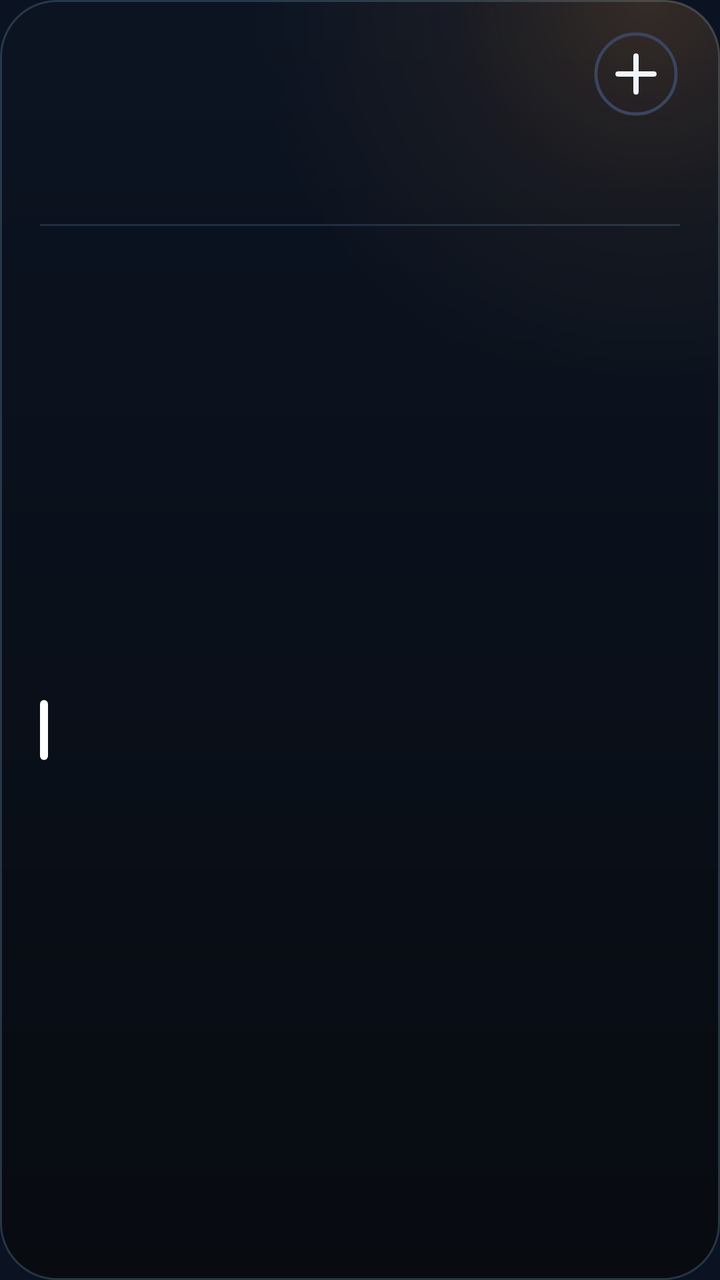
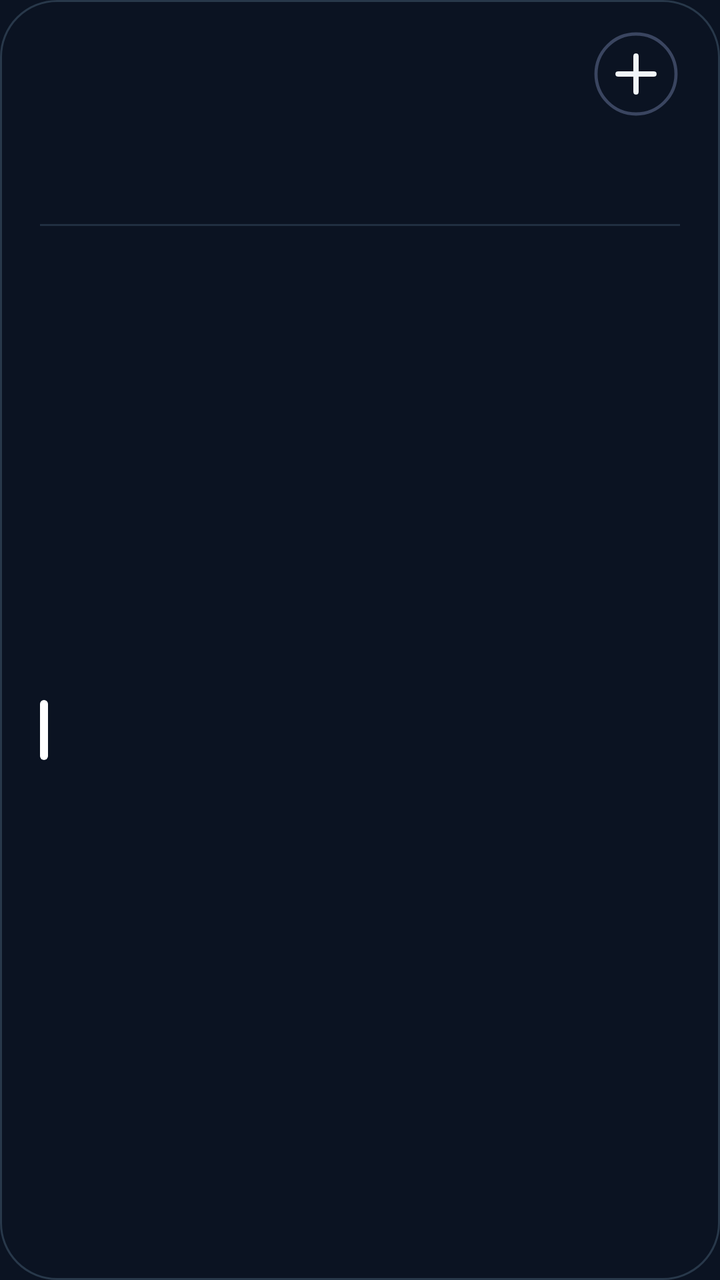

Compare the two renders of this Android layout. The source of the first and the diff that turns it into the second are given below.
<!-- AndroidManifest.xml: application theme AppTheme -->
<!-- res/layout/cal_k1.xml -->
<?xml version="1.0" encoding="utf-8"?>
<FrameLayout xmlns:android="http://schemas.android.com/apk/res/android"
    android:id="@+id/root"
    android:layout_width="match_parent"
    android:layout_height="match_parent"
    android:padding="0dp">

    <LinearLayout
        android:id="@+id/panel"
        android:layout_width="match_parent"
        android:layout_height="match_parent"
        android:background="@drawable/cal_panel"
        android:orientation="vertical"
        android:paddingStart="20dp"
        android:paddingTop="13dp"
        android:paddingEnd="20dp"
        android:paddingBottom="14dp">

        
        <LinearLayout
            android:layout_width="match_parent"
            android:layout_height="48dp"
            android:gravity="center_vertical"
            android:orientation="horizontal">
        <ImageView
            android:id="@+id/cal_day"
            android:layout_width="wrap_content"
            android:layout_height="47dp"
            android:adjustViewBounds="true"
            android:scaleType="fitStart" />

            <LinearLayout
                android:layout_width="0dp"
                android:layout_height="wrap_content"
                android:layout_marginStart="12dp"
                android:layout_weight="1"
                android:orientation="vertical">
                <ImageView
                    android:id="@+id/cal_month"
                    android:layout_width="match_parent"
                    android:layout_height="23dp"
                    android:adjustViewBounds="true"
                    android:scaleType="fitStart" />
                <ImageView
                    android:id="@+id/cal_sub"
                    android:layout_width="match_parent"
                    android:layout_height="16dp"
                    android:adjustViewBounds="true"
                    android:layout_marginTop="2dp"
                    android:scaleType="fitStart" />
            </LinearLayout>

            <ImageView
                android:id="@+id/btn_add"
                android:layout_width="44dp"
                android:layout_height="44dp"
                android:contentDescription="New event"
                android:src="@drawable/ic_cal_add" />
        </LinearLayout>

        
        <LinearLayout
            android:layout_width="match_parent"
            android:layout_height="44dp"
            android:layout_marginTop="2dp"
            android:orientation="horizontal">
            <LinearLayout
                android:layout_width="0dp"
                android:layout_height="match_parent"
                android:layout_weight="1"
                android:gravity="center_horizontal"
                android:orientation="vertical">
                <ImageView
                    android:id="@+id/wk_label_0"
                    android:layout_width="wrap_content"
                    android:layout_height="14dp"
                    android:adjustViewBounds="true"
                    android:scaleType="fitCenter" />
                <ImageView
                    android:id="@+id/wk_num_0"
                    android:layout_width="26dp"
                    android:layout_height="26dp"
                    android:adjustViewBounds="true"
                    android:layout_marginTop="3dp"
                    android:scaleType="fitCenter" />
            </LinearLayout>
            <LinearLayout
                android:layout_width="0dp"
                android:layout_height="match_parent"
                android:layout_weight="1"
                android:gravity="center_horizontal"
                android:orientation="vertical">
                <ImageView
                    android:id="@+id/wk_label_1"
                    android:layout_width="wrap_content"
                    android:layout_height="14dp"
                    android:adjustViewBounds="true"
                    android:scaleType="fitCenter" />
                <ImageView
                    android:id="@+id/wk_num_1"
                    android:layout_width="26dp"
                    android:layout_height="26dp"
                    android:adjustViewBounds="true"
                    android:layout_marginTop="3dp"
                    android:scaleType="fitCenter" />
            </LinearLayout>
            <LinearLayout
                android:layout_width="0dp"
                android:layout_height="match_parent"
                android:layout_weight="1"
                android:gravity="center_horizontal"
                android:orientation="vertical">
                <ImageView
                    android:id="@+id/wk_label_2"
                    android:layout_width="wrap_content"
                    android:layout_height="14dp"
                    android:adjustViewBounds="true"
                    android:scaleType="fitCenter" />
                <ImageView
                    android:id="@+id/wk_num_2"
                    android:layout_width="26dp"
                    android:layout_height="26dp"
                    android:adjustViewBounds="true"
                    android:layout_marginTop="3dp"
                    android:scaleType="fitCenter" />
            </LinearLayout>
            <LinearLayout
                android:layout_width="0dp"
                android:layout_height="match_parent"
                android:layout_weight="1"
                android:gravity="center_horizontal"
                android:orientation="vertical">
                <ImageView
                    android:id="@+id/wk_label_3"
                    android:layout_width="wrap_content"
                    android:layout_height="14dp"
                    android:adjustViewBounds="true"
                    android:scaleType="fitCenter" />
                <ImageView
                    android:id="@+id/wk_num_3"
                    android:layout_width="26dp"
                    android:layout_height="26dp"
                    android:adjustViewBounds="true"
                    android:layout_marginTop="3dp"
                    android:scaleType="fitCenter" />
            </LinearLayout>
            <LinearLayout
                android:layout_width="0dp"
                android:layout_height="match_parent"
                android:layout_weight="1"
                android:gravity="center_horizontal"
                android:orientation="vertical">
                <ImageView
                    android:id="@+id/wk_label_4"
                    android:layout_width="wrap_content"
                    android:layout_height="14dp"
                    android:adjustViewBounds="true"
                    android:scaleType="fitCenter" />
                <ImageView
                    android:id="@+id/wk_num_4"
                    android:layout_width="26dp"
                    android:layout_height="26dp"
                    android:adjustViewBounds="true"
                    android:layout_marginTop="3dp"
                    android:scaleType="fitCenter" />
            </LinearLayout>
            <LinearLayout
                android:layout_width="0dp"
                android:layout_height="match_parent"
                android:layout_weight="1"
                android:gravity="center_horizontal"
                android:orientation="vertical">
                <ImageView
                    android:id="@+id/wk_label_5"
                    android:layout_width="wrap_content"
                    android:layout_height="14dp"
                    android:adjustViewBounds="true"
                    android:scaleType="fitCenter" />
                <ImageView
                    android:id="@+id/wk_num_5"
                    android:layout_width="26dp"
                    android:layout_height="26dp"
                    android:adjustViewBounds="true"
                    android:layout_marginTop="3dp"
                    android:scaleType="fitCenter" />
            </LinearLayout>
            <LinearLayout
                android:layout_width="0dp"
                android:layout_height="match_parent"
                android:layout_weight="1"
                android:gravity="center_horizontal"
                android:orientation="vertical">
                <ImageView
                    android:id="@+id/wk_label_6"
                    android:layout_width="wrap_content"
                    android:layout_height="14dp"
                    android:adjustViewBounds="true"
                    android:scaleType="fitCenter" />
                <ImageView
                    android:id="@+id/wk_num_6"
                    android:layout_width="26dp"
                    android:layout_height="26dp"
                    android:adjustViewBounds="true"
                    android:layout_marginTop="3dp"
                    android:scaleType="fitCenter" />
            </LinearLayout>
        </LinearLayout>

        <ImageView
            android:layout_width="match_parent"
            android:layout_height="1dp"
            android:layout_marginTop="5dp"
            android:layout_marginBottom="5dp"
            android:scaleType="fitXY"
            android:src="@drawable/cal_divider" />

        
        <LinearLayout
            android:layout_width="match_parent"
            android:layout_height="0dp"
            android:layout_weight="1"
            android:orientation="vertical">
        <LinearLayout
            android:id="@+id/cal_row_0"
            android:layout_width="match_parent"
            android:layout_height="0dp"
            android:layout_weight="1"
            android:gravity="center_vertical"
            android:orientation="horizontal">

            <ImageView
                android:id="@+id/cal_bar_0"
                android:layout_width="4dp"
                android:layout_height="30dp"
                android:layout_marginEnd="11dp"
                android:scaleType="fitXY"
                android:src="@drawable/cal_bar" />

            <LinearLayout
                android:layout_width="0dp"
                android:layout_height="wrap_content"
                android:layout_weight="1"
                android:orientation="vertical">

                <LinearLayout
                    android:layout_width="match_parent"
                    android:layout_height="wrap_content"
                    android:orientation="horizontal">
                    <ImageView
                        android:id="@+id/cal_time_0"
                        android:layout_width="wrap_content"
                        android:layout_height="16dp"
                        android:adjustViewBounds="true"
                        android:scaleType="fitStart" />
                    <ImageView
                        android:id="@+id/cal_hint_0"
                        android:layout_width="wrap_content"
                        android:layout_height="16dp"
                        android:adjustViewBounds="true"
                        android:layout_marginStart="9dp"
                        android:scaleType="fitStart" />
                </LinearLayout>
                <ImageView
                    android:id="@+id/cal_title_0"
                    android:layout_width="match_parent"
                    android:layout_height="22dp"
                    android:adjustViewBounds="true"
                    android:layout_marginTop="1dp"
                    android:scaleType="fitStart" />
            </LinearLayout>
        </LinearLayout>
        </LinearLayout>
        <ImageView
            android:id="@+id/cal_more"
            android:layout_width="match_parent"
            android:layout_height="14dp"
            android:adjustViewBounds="true"
            android:scaleType="fitEnd" />
    </LinearLayout>
</FrameLayout>
<!-- resources referenced by this layout -->
<resources>
  <!-- drawable cal_bar (drawable) -->
  <?xml version="1.0" encoding="utf-8"?>
  <shape xmlns:android="http://schemas.android.com/apk/res/android" android:shape="rectangle">
      <solid android:color="#FFFFFFFF" />
      <corners android:radius="2dp" />
  </shape>
  <!-- drawable cal_divider (drawable) -->
  <?xml version="1.0" encoding="utf-8"?>
  <shape xmlns:android="http://schemas.android.com/apk/res/android" android:shape="rectangle">
      <solid android:color="#24AADCFF" />
  </shape>
  <!-- drawable cal_panel (drawable) -->
  <?xml version="1.0" encoding="utf-8"?>
  <layer-list xmlns:android="http://schemas.android.com/apk/res/android">
      <item>
          <shape android:shape="rectangle">
              <gradient android:angle="270" android:startColor="#F00C1322" android:endColor="#F0070A10" />
              <stroke android:width="1dp" android:color="#2EAADCFF" />
              <corners android:radius="@dimen/widget_radius" />
          </shape>
      </item>
      <item>
          <shape android:shape="rectangle">
              <gradient android:type="radial" android:centerX="0.9" android:centerY="0.0" android:gradientRadius="200dp"
                  android:startColor="#2EEB9438" android:centerColor="#0DEB9438" android:endColor="#00EB9438" />
              <corners android:radius="@dimen/widget_radius" />
          </shape>
      </item>
  </layer-list>
  <!-- drawable ic_cal_add (drawable) -->
  <?xml version="1.0" encoding="utf-8"?>
  <vector xmlns:android="http://schemas.android.com/apk/res/android"
      android:width="44dp"
      android:height="44dp"
      android:viewportWidth="44"
      android:viewportHeight="44">
      <path
          android:pathData="M22,22m-20,0a20,20 0,1 1,40 0a20,20 0,1 1,-40 0"
          android:strokeColor="#FF3A4560"
          android:strokeWidth="1.6" />
      <path
          android:pathData="M13,22L31,22M22,13L22,31"
          android:strokeColor="#FFF1F5F9"
          android:strokeLineCap="round"
          android:strokeWidth="2.6" />
  </vector>
  <style name="AppTheme" parent="@android:style/Theme.DeviceDefault.NoActionBar">
          <item name="android:colorAccent">#DF8B35</item>
          <item name="android:colorControlActivated">#DF8B35</item>
          <item name="android:windowBackground">#0B1322</item>
          <item name="android:statusBarColor">#0E111A</item>
          <item name="android:navigationBarColor">#0B1322</item>
          <item name="android:textColorHint">#718096</item>
      </style>
  <dimen name="widget_radius">28dp</dimen>
</resources>

<!-- the commit's change to res/layout/cal_k1.xml (unified diff, before → after) -->
@@ -1,10 +1,17 @@
 <?xml version="1.0" encoding="utf-8"?>
-<FrameLayout xmlns:android="http://schemas.android.com/apk/res/android"
+<FrameLayout
+    xmlns:android="http://schemas.android.com/apk/res/android"
     android:id="@+id/root"
     android:layout_width="match_parent"
     android:layout_height="match_parent"
     android:padding="0dp">
 
+    <ImageView
+        android:id="@+id/cal_bg"
+        android:layout_width="match_parent"
+        android:layout_height="match_parent"
+        android:importantForAccessibility="no"
+        android:scaleType="fitXY" />
     <LinearLayout
         android:id="@+id/panel"
         android:layout_width="match_parent"
<!-- resource entries referenced after the edit -->
@@ -13,22 +13,11 @@
   </shape>
   <!-- drawable cal_panel (drawable) -->
   <?xml version="1.0" encoding="utf-8"?>
-  <layer-list xmlns:android="http://schemas.android.com/apk/res/android">
-      <item>
-          <shape android:shape="rectangle">
-              <gradient android:angle="270" android:startColor="#F00C1322" android:endColor="#F0070A10" />
-              <stroke android:width="1dp" android:color="#2EAADCFF" />
-              <corners android:radius="@dimen/widget_radius" />
-          </shape>
-      </item>
-      <item>
-          <shape android:shape="rectangle">
-              <gradient android:type="radial" android:centerX="0.9" android:centerY="0.0" android:gradientRadius="200dp"
-                  android:startColor="#2EEB9438" android:centerColor="#0DEB9438" android:endColor="#00EB9438" />
-              <corners android:radius="@dimen/widget_radius" />
-          </shape>
-      </item>
-  </layer-list>
+  <shape xmlns:android="http://schemas.android.com/apk/res/android" android:shape="rectangle">
+      <solid android:color="#00000000" />
+      <stroke android:width="1dp" android:color="#2EAADCFF" />
+      <corners android:radius="@dimen/widget_radius" />
+  </shape>
   <!-- drawable ic_cal_add (drawable) -->
   <?xml version="1.0" encoding="utf-8"?>
   <vector xmlns:android="http://schemas.android.com/apk/res/android"
